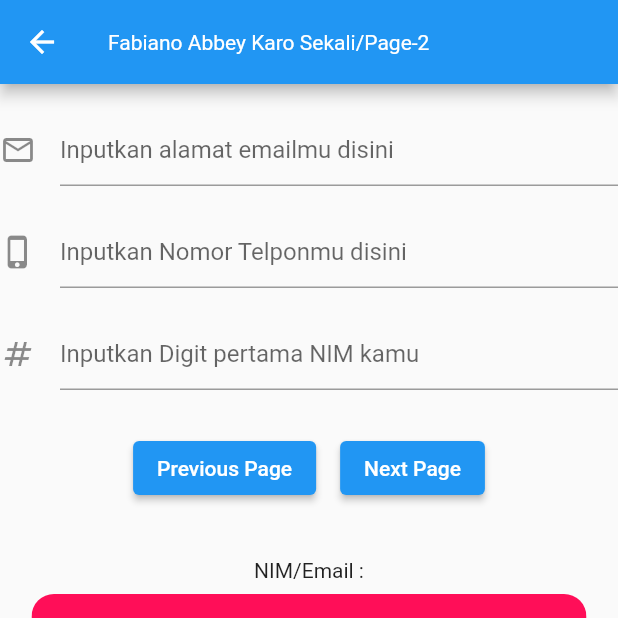
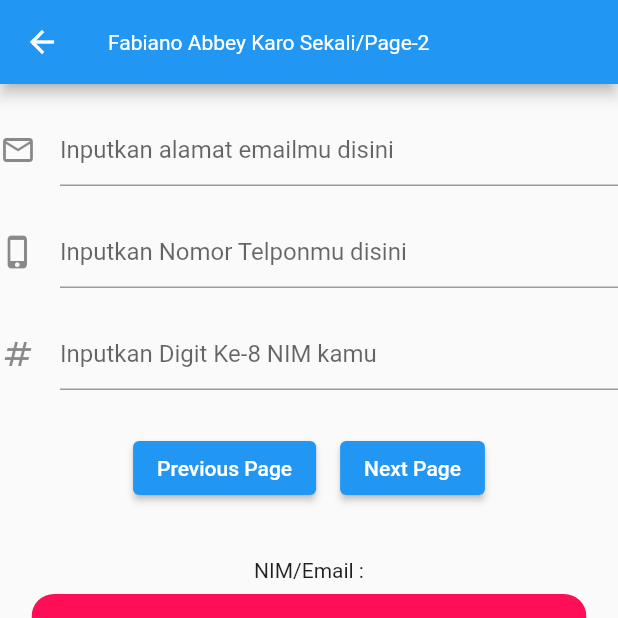
Before and after one commit to gelar1978/UTS_project, a Flutter app: the hal1101202469_2 screen opened directly with empty values, after a tap on "Next Page", on a phone screen of 412 x 824 dp, the top half of it. Run offline on Flutter 3.47's test engine with Material 2 defaults, Android fonts, the phone set to English and light mode, and no system bars; missing offline and left inert: dart:ffi; Roboto replaces fonts that are missing (Times New Roman).

Commit message:
Revisi UTS
Menambahkan foto dan memperbaiki fitur halaman ke-2 yakni input digit ke-8 NIM

```diff
--- a/lib/hal1101202469.dart
+++ b/lib/hal1101202469.dart
@@ -175,7 +175,7 @@ class _hal1101202469_2State extends State<hal1101202469_2> {
                 controller: _textEditingController2,
                 decoration: InputDecoration(
                   icon: Icon(Icons.numbers_outlined),
-                  hintText: 'Inputkan Digit pertama NIM kamu',
+                  hintText: 'Inputkan Digit Ke-8 NIM kamu',
                 ),
               ),
               SizedBox(
@@ -200,7 +200,7 @@ class _hal1101202469_2State extends State<hal1101202469_2> {
                       child: ElevatedButton(
                         child: Text('Next Page'),
                         onPressed: () async {
-                          if (_textEditingController2.text == 1.toString()) {
+                          if (_textEditingController2.text == 4.toString()) {
                             String NIM5angka =
                                 '${widget.msg1}' + _textEditingController2.text;
                             final result = await Navigator.push(
@@ -287,7 +287,7 @@ class _hal1101202469_3State extends State<hal1101202469_3> {
                 child: Column(
                   children: [
                     CircleAvatar(
-                      backgroundImage: AssetImage('lib/images/Abbey_bgmerah.jpg'),
+                      backgroundImage: AssetImage('lib/images/Abbey.jpg'),
                       radius: 100,
                     ),
                     SizedBox(
--- a/pubspec.yaml
+++ b/pubspec.yaml
@@ -85,6 +85,7 @@ flutter:
     - lib/images/dhean.png
     - lib/images/arya.jpg
     - lib/images/hilmy.jpeg
+    - lib/images/Abbey.jpg
     # - lib/images/a_dot_ham.jpeg
 
   # An image asset can refer to one or more resolution-specific "variants", see
```
Also changed, not shown: lib/images/Abbey.jpg (renamed from lib/images/Abbey_bgmerah.jpg).
